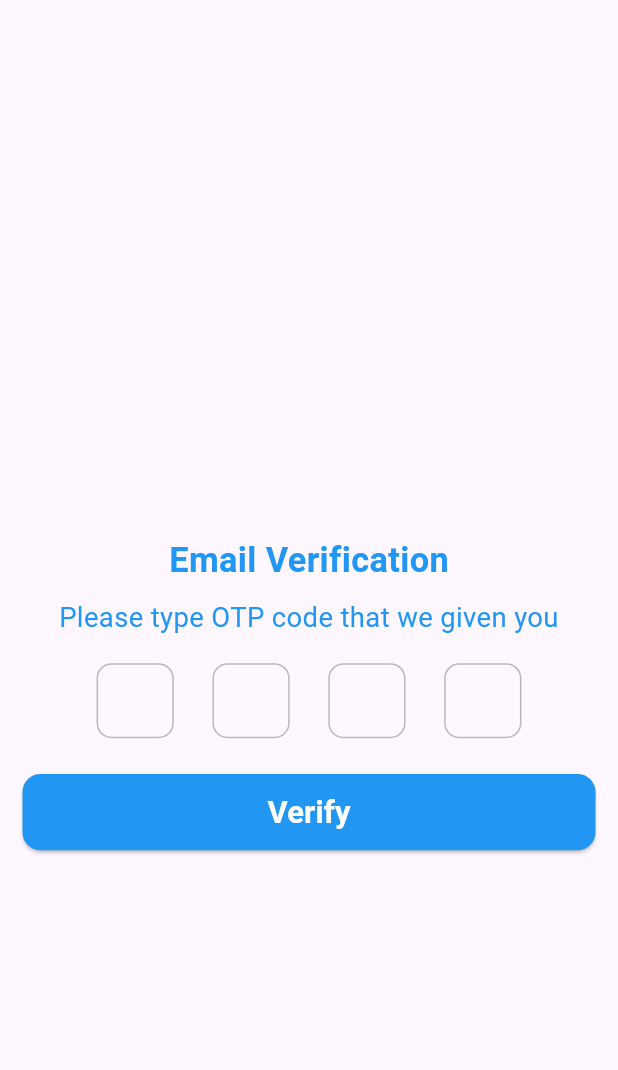
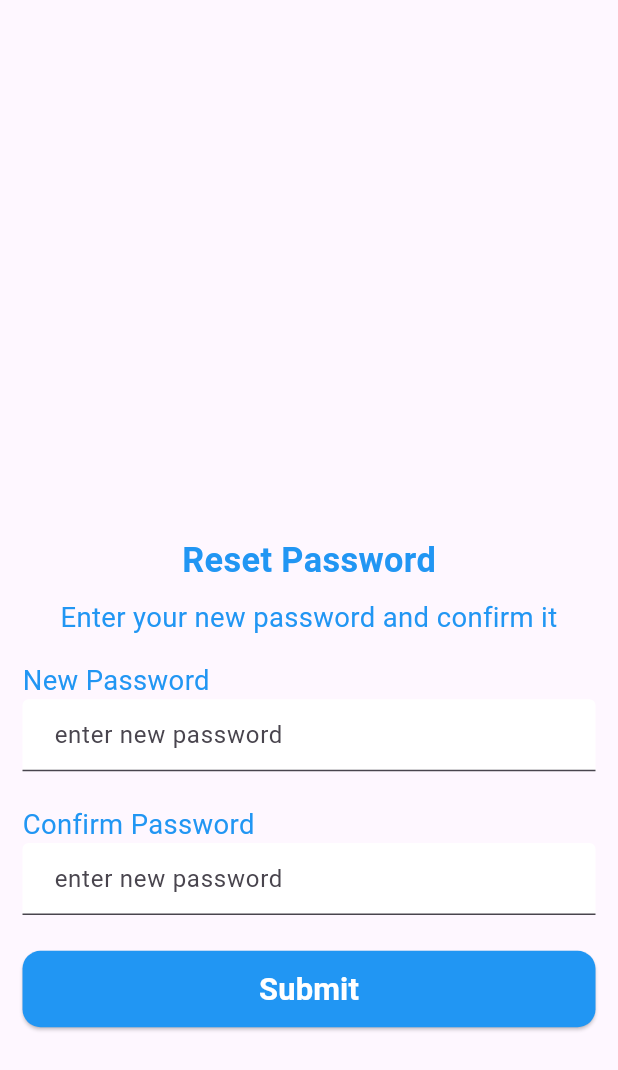
Before and after one commit to Na3ml/Bookazon_App, a Flutter app: the screen it shows after launch, on a phone screen of 412 x 824 dp. Shown: the top 1070 px of the screen. Run offline on Flutter 3.47's test engine with Material 2 defaults, Android fonts, the phone set to English and light mode, and no system bars; drawn by our look-alikes of otp_text_field; our stand-ins replace another_flushbar, dio, equatable, flutter_screenutil.

Commit message:
reset password page

```diff
--- a/lib/main.dart
+++ b/lib/main.dart
@@ -2,6 +2,7 @@ import 'package:bookazon/resources/localization/generated/l10n.dart';
 import 'package:bookazon/view/screens/email_verification_page.dart';
 import 'package:bookazon/view/screens/forgetpassword_page.dart';
 import 'package:bookazon/view/screens/login_page.dart';
+import 'package:bookazon/view/screens/reset_password_page.dart';
 import 'package:bookazon/view/screens/signup_page.dart';
 import 'package:flutter/material.dart';
 import 'package:flutter_localizations/flutter_localizations.dart';
@@ -35,7 +36,7 @@ class MyApp extends StatelessWidget {
             colorScheme: ColorScheme.fromSeed(seedColor: Colors.deepPurple),
             useMaterial3: true,
           ),
-          home:  EmailVerificationPage(),//MyHomePage(title: S.of(context).test),
+          home:  ResetPasswordPage(),//MyHomePage(title: S.of(context).test),
         );
       },
     );
--- a/lib/resources/localization/l10n/intl_en.arb
+++ b/lib/resources/localization/l10n/intl_en.arb
@@ -18,5 +18,10 @@
     "send": "Send",
     "email_verification": "Email Verification",
     "describe_email_verification": "Please type OTP code that we given you",
-    "verify": "Verify"
+    "verify": "Verify",
+    "reset_password": "Reset Password",
+    "describe_reset_password":"Enter your new password and confirm it",
+    "new_password": "New Password",
+    "hint_new_password": "enter new password",
+    "submit": "Submit"
 }
--- /dev/null
+++ b/lib/view/screens/reset_password_page.dart
@@ -0,0 +1,57 @@
+import 'package:bookazon/view/widgets/public_button.dart';
+import 'package:bookazon/view/widgets/public_text.dart';
+import 'package:bookazon/view/widgets/public_text_form_field.dart';
+import 'package:flutter/material.dart';
+import 'package:flutter_screenutil/flutter_screenutil.dart';
+import 'package:bookazon/resources/localization/generated/l10n.dart';
+
+class ResetPasswordPage extends StatelessWidget {
+   ResetPasswordPage({super.key});
+  TextEditingController newPasswordController=TextEditingController();
+  TextEditingController confirmPasswordController=TextEditingController();
+
+  @override
+  Widget build(BuildContext context) {
+    return Scaffold(
+      body: SingleChildScrollView(
+        child: Padding(
+          padding: const EdgeInsets.symmetric(horizontal: 15),
+          child: Column(
+            crossAxisAlignment: CrossAxisAlignment.center,
+            children: [
+              SizedBox(height: 300.h,),
+              // title reset password
+              PublicText(txt: S.of(context).reset_password,fw: FontWeight.bold,color: Colors.blue,size: 20.sp,),
+              SizedBox(height: 10.h,),
+              PublicText(txt: S.of(context).describe_reset_password,color: Colors.blue,align: TextAlign.center),
+              SizedBox(height: 15.h,),
+              //email
+              Align(
+                  alignment: Alignment.centerLeft,
+                  child: PublicText(txt: S.of(context).new_password,color: Colors.blue,)),
+              SizedBox(
+                width: 350.w,
+                child: PublicTextFormField(hint: S.of(context).hint_new_password, controller: newPasswordController, validator: (e){},
+
+                ),
+              ),
+              SizedBox(height: 20.h,),
+              Align(
+                  alignment: Alignment.centerLeft,
+                  child: PublicText(txt: S.of(context).confirm_password,color: Colors.blue,)),
+              SizedBox(
+                width: 350.w,
+                child: PublicTextFormField(hint: S.of(context).hint_new_password, controller: confirmPasswordController, validator: (e){},
+
+                ),
+              ),
+              SizedBox(height: 20.h,),
+              // button send
+              PublicButton(title: S.of(context).submit,width: 350.w,onPressed: (){}),
+            ],
+          ),
+        ),
+      ),
+    );
+  }
+}
```
Also changed, not shown: lib/resources/localization/generated/intl/messages_en.dart, lib/resources/localization/generated/l10n.dart.
